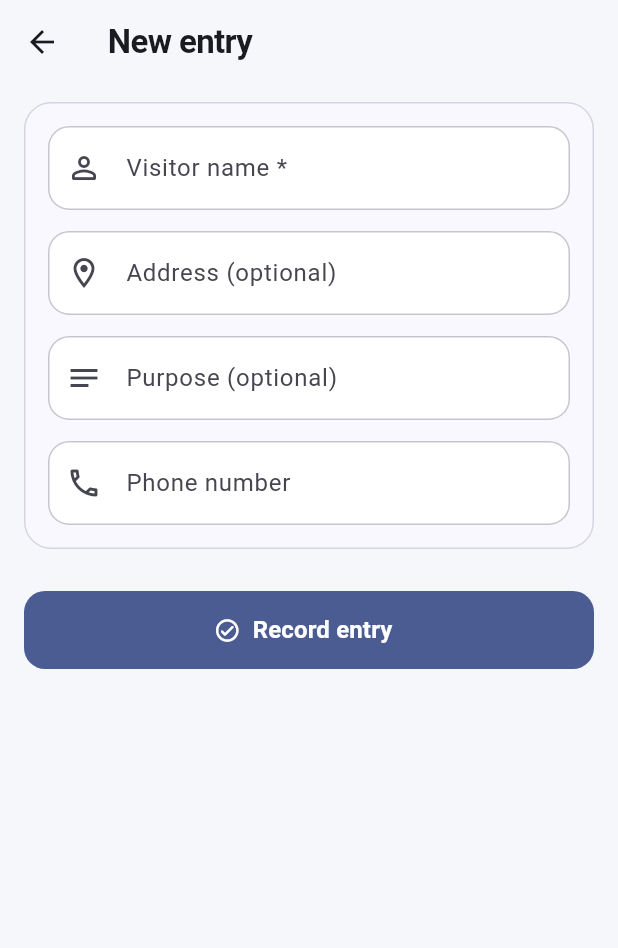
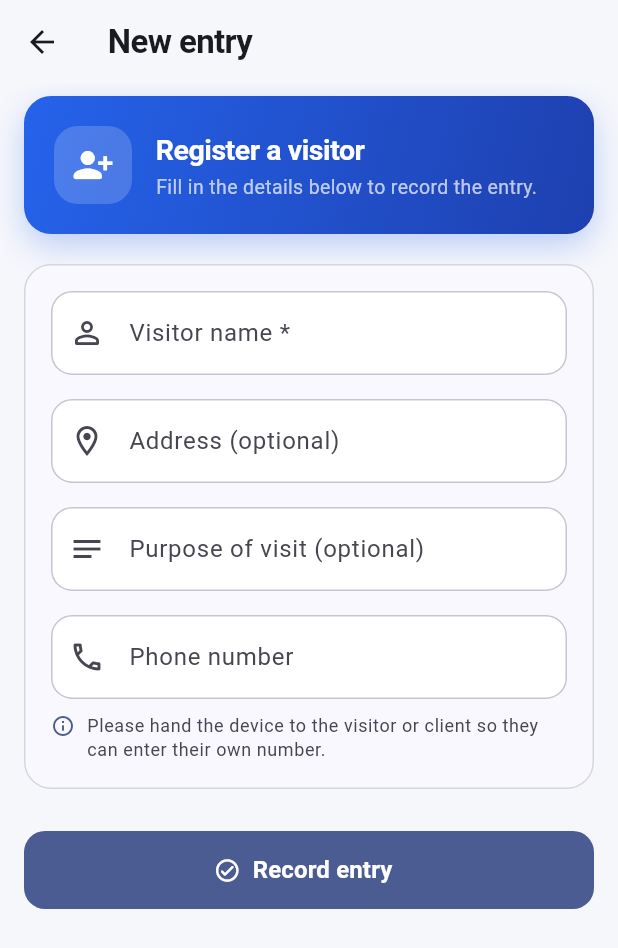
Before and after one commit to ShivanshPande19/AZIMUTH-ENTRY, a Flutter app: the AddVisitorScreen screen opened directly, on a phone screen of 412 x 824 dp. Shown: the top 948 px of the screen. Run offline on Flutter 3.47's test engine with Material 3 defaults, Android fonts, the phone set to English and light mode, and no system bars; our stand-ins replace supabase_flutter; accounts and stored records are empty.

Commit message:
Polish New entry form: welcoming header + phone remark
- Add a branded gradient header (icon badge + 'Register a visitor' title and
  a short subtitle) so the form feels less plain
- Cleaner field spacing and a clearer 'Purpose of visit' label
- Add a polite, grammatically-correct remark under the phone field:
  'Please hand the device to the visitor or client so they can enter their
  own number.'

```diff
--- a/lib/screens/guard/add_visitor_screen.dart
+++ b/lib/screens/guard/add_visitor_screen.dart
@@ -1,6 +1,7 @@
 import 'package:flutter/material.dart';
 import 'package:flutter/services.dart';
 
+import '../../theme.dart';
 import '../../services/visitor_service.dart';
 
 /// Screen where a NEW visitor is registered.
@@ -54,20 +55,82 @@ class _AddVisitorScreenState extends State<AddVisitorScreen> {
 
   @override
   Widget build(BuildContext context) {
+    final scheme = Theme.of(context).colorScheme;
+    final brightness = Theme.of(context).brightness;
+
     return Scaffold(
       appBar: AppBar(title: const Text('New entry')),
       body: SafeArea(
         child: SingleChildScrollView(
-          padding: const EdgeInsets.fromLTRB(16, 12, 16, 32),
+          padding: const EdgeInsets.fromLTRB(16, 8, 16, 32),
           child: Form(
             key: _formKey,
             child: Column(
               crossAxisAlignment: CrossAxisAlignment.stretch,
               children: [
+                // ---- Welcoming header --------------------------------------
+                Container(
+                  padding: const EdgeInsets.all(20),
+                  decoration: BoxDecoration(
+                    gradient: AppTheme.brandGradient(brightness),
+                    borderRadius: BorderRadius.circular(AppTheme.radius),
+                    boxShadow: [
+                      BoxShadow(
+                        color: AppTheme.seed.withValues(alpha: 0.28),
+                        blurRadius: 18,
+                        offset: const Offset(0, 8),
+                      ),
+                    ],
+                  ),
+                  child: Row(
+                    children: [
+                      Container(
+                        width: 52,
+                        height: 52,
+                        decoration: BoxDecoration(
+                          color: Colors.white.withValues(alpha: 0.18),
+                          borderRadius: BorderRadius.circular(16),
+                        ),
+                        child: const Icon(Icons.person_add_alt_1_rounded,
+                            color: Colors.white, size: 28),
+                      ),
+                      const SizedBox(width: 16),
+                      const Expanded(
+                        child: Column(
+                          crossAxisAlignment: CrossAxisAlignment.start,
+                          children: [
+                            Text(
+                              'Register a visitor',
+                              style: TextStyle(
+                                color: Colors.white,
+                                fontSize: 19,
+                                fontWeight: FontWeight.w700,
+                                letterSpacing: -0.3,
+                              ),
+                            ),
+                            SizedBox(height: 3),
+                            Text(
+                              'Fill in the details below to record the entry.',
+                              style: TextStyle(
+                                color: Colors.white70,
+                                fontSize: 13,
+                                height: 1.3,
+                              ),
+                            ),
+                          ],
+                        ),
+                      ),
+                    ],
+                  ),
+                ),
+                const SizedBox(height: 20),
+
+                // ---- Fields -------------------------------------------------
                 Card(
                   child: Padding(
-                    padding: const EdgeInsets.all(16),
+                    padding: const EdgeInsets.all(18),
                     child: Column(
+                      crossAxisAlignment: CrossAxisAlignment.stretch,
                       children: [
                         TextFormField(
                           controller: _nameCtrl,
@@ -81,7 +144,7 @@ class _AddVisitorScreenState extends State<AddVisitorScreen> {
                               ? 'Name is required'
                               : null,
                         ),
-                        const SizedBox(height: 14),
+                        const SizedBox(height: 16),
                         TextFormField(
                           controller: _addressCtrl,
                           textCapitalization: TextCapitalization.words,
@@ -91,17 +154,17 @@ class _AddVisitorScreenState extends State<AddVisitorScreen> {
                             prefixIcon: Icon(Icons.location_on_outlined),
                           ),
                         ),
-                        const SizedBox(height: 14),
+                        const SizedBox(height: 16),
                         TextFormField(
                           controller: _purposeCtrl,
                           textCapitalization: TextCapitalization.sentences,
                           textInputAction: TextInputAction.next,
                           decoration: const InputDecoration(
-                            labelText: 'Purpose (optional)',
+                            labelText: 'Purpose of visit (optional)',
                             prefixIcon: Icon(Icons.notes_outlined),
                           ),
                         ),
-                        const SizedBox(height: 14),
+                        const SizedBox(height: 16),
                         TextFormField(
                           controller: _phoneCtrl,
                           obscureText: true,
@@ -128,6 +191,29 @@ class _AddVisitorScreenState extends State<AddVisitorScreen> {
                             return null;
                           },
                         ),
+                        const SizedBox(height: 10),
+                        // ---- Polite remark under the phone field -----------
+                        Row(
+                          crossAxisAlignment: CrossAxisAlignment.start,
+                          children: [
+                            Icon(Icons.info_outline_rounded,
+                                size: 16, color: scheme.primary),
+                            const SizedBox(width: 8),
+                            Expanded(
+                              child: Text(
+                                'Please hand the device to the visitor or '
+                                'client so they can enter their own number.',
+                                style: Theme.of(context)
+                                    .textTheme
+                                    .bodySmall
+                                    ?.copyWith(
+                                      color: scheme.onSurfaceVariant,
+                                      height: 1.35,
+                                    ),
+                              ),
+                            ),
+                          ],
+                        ),
                       ],
                     ),
                   ),
```
